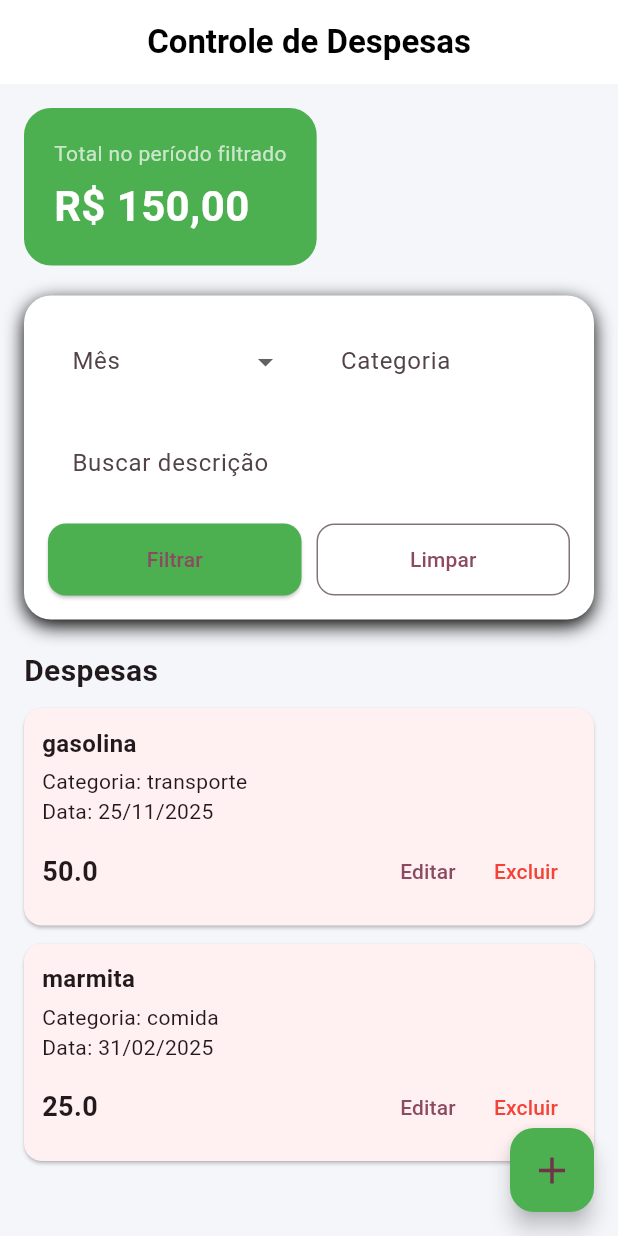
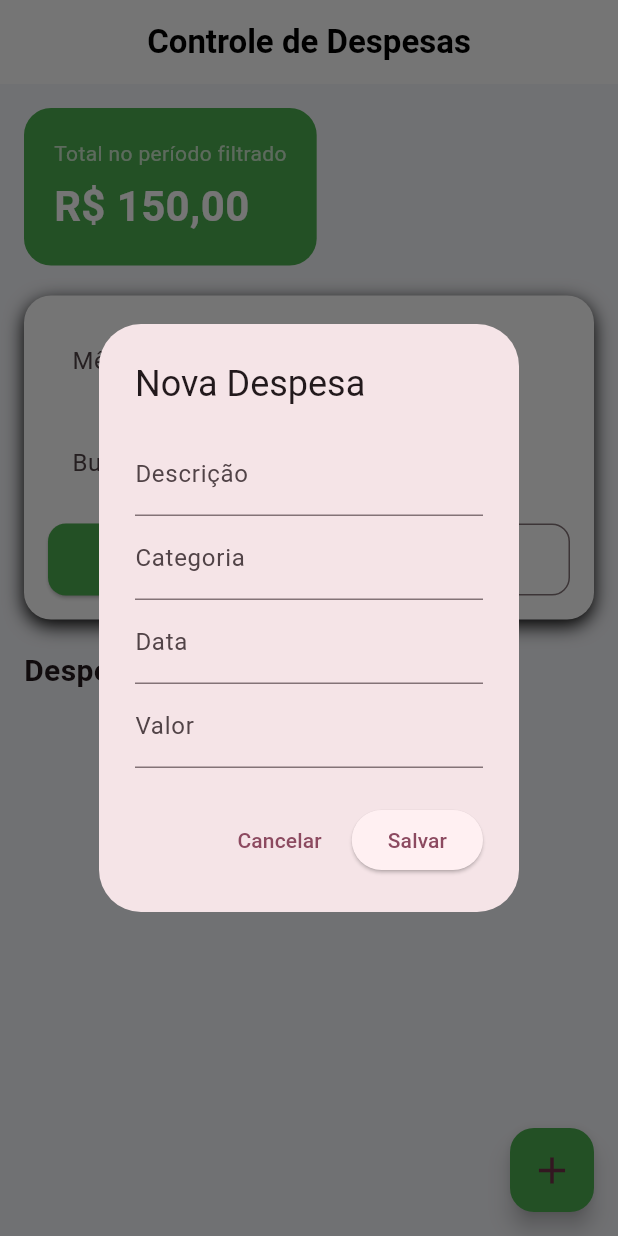
Before and after one commit to lewitzki/Controle_Despesas_Flutter, a Flutter app: the screen it shows after launch, after a tap on the "add" icon, on a phone screen of 412 x 824 dp. Run offline on Flutter 3.47's test engine with Material 3 defaults, Android fonts, the phone set to English and light mode, and no system bars.

Commit message:
criar funcao de criar, editar e excluir

```diff
--- a/lib/home.dart
+++ b/lib/home.dart
@@ -1,4 +1,11 @@
+import 'dart:math';
+
 import 'package:flutter/material.dart';
+
+String generateNumericId({int length = 5}) {
+  final rand = Random();
+  return List.generate(length, (_) => rand.nextInt(10).toString()).join();
+}
 
 class HomePage extends StatefulWidget {
   const HomePage({super.key});
@@ -8,27 +15,21 @@ class HomePage extends StatefulWidget {
 }
 
 class _HomePageState extends State<HomePage> {
-  final List<ExpenseTile> expenses = [
-    ExpenseTile(
-      id: '1',
-      descricao: 'gasolina',
-      categoria: 'transporte',
-      data: '25/11/2025',
-      valor: '50.0',
-    ),
-  ];
+  final List<ExpenseTile> expenses = [];
 
-  void _addExpense() {
+  void _createOrUpdate(bool isCreate, ExpenseTile expense) {
     setState(() {
-      expenses.add(
-        ExpenseTile(
-          id: '2',
-          descricao: 'marmita',
-          categoria: 'comida',
-          data: '31/02/2025',
-          valor: '25.0',
-        ),
-      );
+      if (isCreate) {
+        _createExpense(expense);
+      } else {
+        _editExpense(expense.id, expense);
+      }
+    });
+  }
+
+  void _createExpense(ExpenseTile expense) {
+    setState(() {
+      expenses.add(expense);
     });
   }
 
@@ -37,13 +38,7 @@ class _HomePageState extends State<HomePage> {
 
     if (index != -1) {
       setState(() {
-        expenses[index] = ExpenseTile(
-          id: '2',
-          descricao: 'marmita 02',
-          categoria: 'comida',
-          data: '31/02/2025',
-          valor: '25.0',
-        );
+        expenses[index] = newExpense;
       });
     }
   }
@@ -52,6 +47,71 @@ class _HomePageState extends State<HomePage> {
     setState(() {
       expenses.remove(value);
     });
+  }
+
+  void showExpenseForm({ExpenseTile? expense}) {
+    final descricaoController = TextEditingController(
+      text: expense?.descricao ?? '',
+    );
+    final categoriaController = TextEditingController(
+      text: expense?.categoria ?? '',
+    );
+    final dataController = TextEditingController(text: expense?.data ?? '');
+    final valorController = TextEditingController(text: expense?.valor ?? '');
+
+    showDialog(
+      context: context,
+      builder: (context) {
+        return AlertDialog(
+          title: Text(expense == null ? 'Nova Despesa' : 'Editar Despesa'),
+          content: SingleChildScrollView(
+            child: Column(
+              mainAxisSize: MainAxisSize.min,
+              children: [
+                TextField(
+                  controller: descricaoController,
+                  decoration: InputDecoration(labelText: 'Descrição'),
+                ),
+                TextField(
+                  controller: categoriaController,
+                  decoration: InputDecoration(labelText: 'Categoria'),
+                ),
+                TextField(
+                  controller: dataController,
+                  decoration: InputDecoration(labelText: 'Data'),
+                ),
+                TextField(
+                  controller: valorController,
+                  decoration: InputDecoration(labelText: 'Valor'),
+                  keyboardType: TextInputType.number,
+                ),
+              ],
+            ),
+          ),
+          actions: [
+            TextButton(
+              onPressed: () => Navigator.pop(context),
+              child: Text('Cancelar'),
+            ),
+            ElevatedButton(
+              onPressed: () {
+                final isCreate = (expense == null);
+                final content = ExpenseTile(
+                  id: isCreate ? generateNumericId() : expense.id,
+                  descricao: descricaoController.text,
+                  categoria: categoriaController.text,
+                  data: dataController.text,
+                  valor: valorController.text,
+                );
+                _createOrUpdate(isCreate, content);
+                Navigator.pop(context);
+              },
+              child: Text('Salvar'),
+            ),
+          ],
+        );
+      },
+    );
   }
 
   @override
@@ -70,7 +130,7 @@ class _HomePageState extends State<HomePage> {
 
       floatingActionButton: FloatingActionButton(
         backgroundColor: Colors.green,
-        onPressed: _addExpense,
+        onPressed: showExpenseForm,
         child: const Icon(Icons.add, size: 30),
       ),
 
@@ -198,7 +258,7 @@ class _HomePageState extends State<HomePage> {
                     categoria: item.categoria,
                     data: item.data,
                     valor: item.valor,
-                    onEdit: () => _editExpense(item.id, item),
+                    onEdit: () => showExpenseForm(expense: item),
                     onRemove: () => _removeExpense(item),
                   );
                 }).toList(),
@@ -228,12 +288,7 @@ class _HomePageState extends State<HomePage> {
       decoration: BoxDecoration(
         color: Colors.white,
         borderRadius: BorderRadius.circular(18),
-        boxShadow: [
-          BoxShadow(
-            blurRadius: 10,
-            offset: const Offset(0, 4),
-          ),
-        ],
+        boxShadow: [BoxShadow(blurRadius: 10, offset: const Offset(0, 4))],
       ),
       child: child,
     );
```
